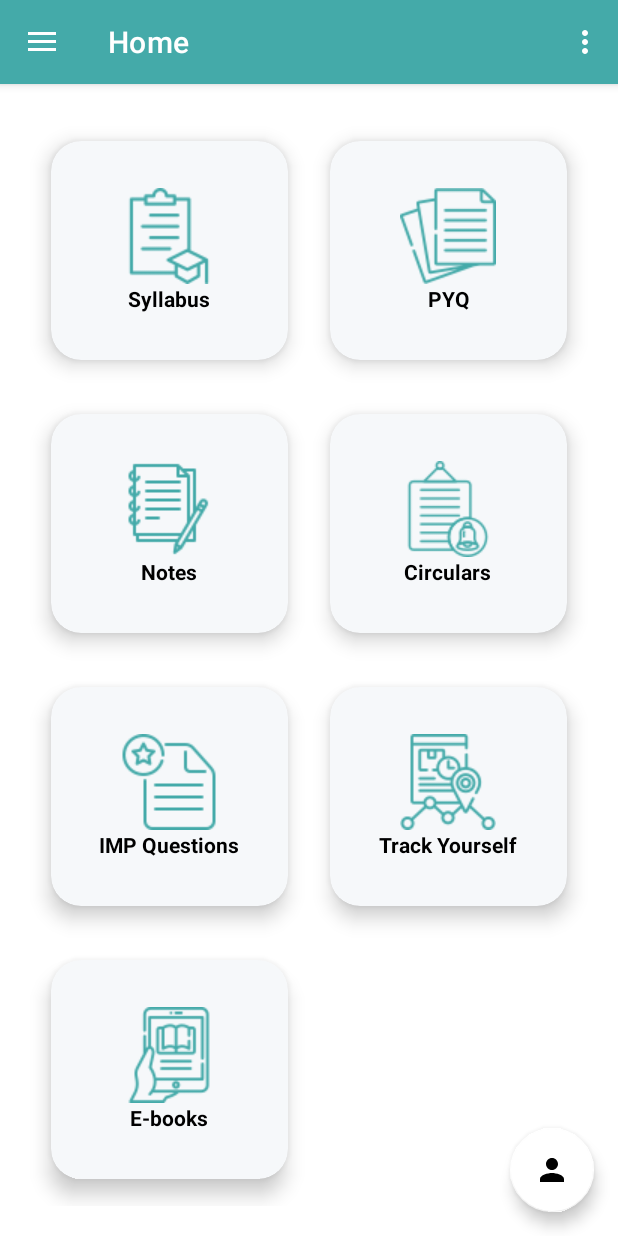
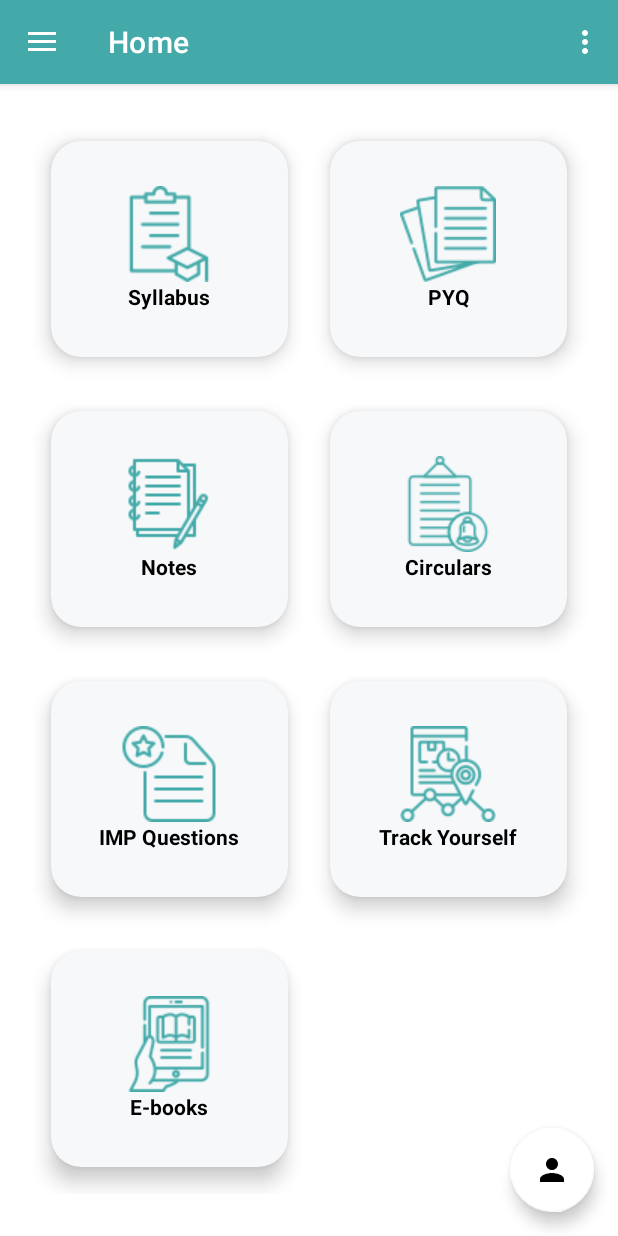
Before and after one commit to Skybae/Amigo-TheStudyBuddy, an Android app: the HomeActivity screen opened directly, with no data from a screen before it, on a phone screen of 412 x 824 dp. Run offline under Robolectric (Android 15) with nearby library versions, the phone set to English and light mode, and no system bars; our stand-ins replace navigation-ui.

Commit message:
updated UI

```diff
--- a/app/build.gradle
+++ b/app/build.gradle
@@ -34,13 +34,15 @@ android {
 dependencies {
     //implementation 'androidx.appcompat:appcompat:1.7.0-alpha02'
 
+    implementation 'com.intuit.sdp:sdp-android:1.0.6'
+
     implementation 'androidx.cardview:cardview:1.0.0'
-
     implementation 'androidx.appcompat:appcompat:1.6.1'
     implementation 'com.google.android.material:material:1.8.0'
     implementation 'androidx.constraintlayout:constraintlayout:2.1.4'
     implementation 'androidx.lifecycle:lifecycle-livedata-ktx:2.4.1'
     implementation 'androidx.lifecycle:lifecycle-viewmodel-ktx:2.4.1'
+    //noinspection GradleDependency
     implementation 'androidx.navigation:navigation-fragment:2.4.1'
     implementation 'androidx.navigation:navigation-ui:2.4.1'
     testImplementation 'junit:junit:4.13.2'
--- a/app/src/main/java/com/sheetal/amigo_thestudybuddy/HomeActivity.java
+++ b/app/src/main/java/com/sheetal/amigo_thestudybuddy/HomeActivity.java
@@ -1,11 +1,9 @@
 package com.sheetal.amigo_thestudybuddy;
 
-import android.content.ClipData;
 import android.content.Context;
 import android.content.Intent;
 import android.content.SharedPreferences;
 import android.os.Bundle;
-import android.view.Gravity;
 import android.view.MenuItem;
 import android.view.View;
 import android.view.Menu;
@@ -25,6 +23,8 @@ import androidx.drawerlayout.widget.DrawerLayout;
 import androidx.appcompat.app.AppCompatActivity;
 
 import com.sheetal.amigo_thestudybuddy.databinding.ActivityHomeBinding;
+
+import java.util.ArrayList;
 
 public class HomeActivity extends AppCompatActivity implements NavigationView.OnNavigationItemSelectedListener {
     SharedPreferences sharedPreferences;
@@ -123,15 +123,13 @@ public class HomeActivity extends AppCompatActivity implements NavigationView.On
                 startActivity(intent);
             }
         });
-
     }
 
     @Override
     public void onBackPressed() {
         drawerLayout=findViewById(R.id.drawer_layout);
         if(drawerLayout.isDrawerOpen(GravityCompat.START)) {
-            drawerLayout.closeDrawer(GravityCompat.START);
-            startActivity(new Intent(getApplicationContext(),Login.class));
+            startActivity(new Intent(getApplicationContext(),HomeActivity.class));
         }
         else {
             super.onBackPressed();
@@ -180,10 +178,7 @@ public class HomeActivity extends AppCompatActivity implements NavigationView.On
             case R.id.nav_settings:
                 break;
 
-
-
         }
-        drawerLayout.closeDrawer(GravityCompat.START);
         return true;
     }
 }
--- a/app/src/main/java/com/sheetal/amigo_thestudybuddy/Login.java
+++ b/app/src/main/java/com/sheetal/amigo_thestudybuddy/Login.java
@@ -1,6 +1,4 @@
 package com.sheetal.amigo_thestudybuddy;
-
-import androidx.appcompat.app.AppCompatActivity;
 
 import android.annotation.SuppressLint;
 import android.content.Context;
@@ -28,7 +26,7 @@ public class Login extends android.app.Activity {
 //        getSupportActionBar().setTitle("Sign In");
           edUsername= findViewById(R.id.editTextLoginUsername);
           edPassword=findViewById(R.id.editTextLoginPassword);
-        TextView textView = (TextView) findViewById(R.id.signUp);
+        TextView textView =  findViewById(R.id.signUp);
         textView.setOnClickListener(new View.OnClickListener() {
             @Override
             public void onClick(View view) {
--- a/app/src/main/java/com/sheetal/amigo_thestudybuddy/MyContent.java
+++ b/app/src/main/java/com/sheetal/amigo_thestudybuddy/MyContent.java
@@ -14,14 +14,6 @@ public class MyContent extends AppCompatActivity {
         setContentView(R.layout.activity_my_content);
 
         getSupportActionBar().setTitle("My Content");
-        onBackPressed();
 
     }
-
-    @Override
-    public void onBackPressed() {
-        startActivity(new Intent(MyContent.this,HomeActivity.class));
-
-        super.onBackPressed();
-    }
 }
--- a/app/src/main/res/layout/activity_home.xml
+++ b/app/src/main/res/layout/activity_home.xml
@@ -8,11 +8,15 @@
     android:layout_height="match_parent"
     android:fitsSystemWindows="true"
     tools:openDrawer="start">
+
+
+
     <include
         android:id="@+id/app_bar_home"
         layout="@layout/app_bar_home"
         android:layout_width="match_parent"
         android:layout_height="match_parent" />
+
 
     <com.google.android.material.navigation.NavigationView
         android:id="@+id/nav_view"
@@ -23,9 +27,5 @@
         app:headerLayout="@layout/nav_header_home"
         app:itemIconTint="@color/amigo"
         app:menu="@menu/activity_main_drawer" />
-    <ScrollView
-        android:layout_width="match_parent"
-        android:layout_height="match_parent">
 
-    </ScrollView>
 </androidx.drawerlayout.widget.DrawerLayout>
--- a/app/src/main/res/layout/activity_login.xml
+++ b/app/src/main/res/layout/activity_login.xml
@@ -5,7 +5,9 @@
     android:layout_width="match_parent"
     android:layout_height="match_parent"
     tools:context=".Login">
-
+<ScrollView
+    android:layout_width="match_parent"
+    android:layout_height="wrap_content">
     <LinearLayout
         android:id="@+id/linearLayout"
         android:layout_width="match_parent"
@@ -152,5 +154,5 @@
         </LinearLayout>
 
     </LinearLayout>
-
+</ScrollView>
 </androidx.constraintlayout.widget.ConstraintLayout>
--- a/app/src/main/res/layout/activity_sign_up.xml
+++ b/app/src/main/res/layout/activity_sign_up.xml
@@ -1,10 +1,14 @@
 <?xml version="1.0" encoding="utf-8"?>
-<androidx.constraintlayout.widget.ConstraintLayout xmlns:android="http://schemas.android.com/apk/res/android"
+<RelativeLayout xmlns:android="http://schemas.android.com/apk/res/android"
     xmlns:app="http://schemas.android.com/apk/res-auto"
     xmlns:tools="http://schemas.android.com/tools"
     android:layout_width="match_parent"
     android:layout_height="match_parent"
     tools:context=".SignUp">
+
+    <ScrollView
+        android:layout_width="match_parent"
+        android:layout_height="wrap_content">
 
     <LinearLayout
         android:id="@+id/linearLayout2"
@@ -198,5 +202,6 @@
         </LinearLayout>
 
     </LinearLayout>
+    </ScrollView>
 
-</androidx.constraintlayout.widget.ConstraintLayout>
+</RelativeLayout>
--- a/app/src/main/res/layout/app_bar_home.xml
+++ b/app/src/main/res/layout/app_bar_home.xml
@@ -18,7 +18,7 @@
             android:layout_width="match_parent"
             android:layout_height="?attr/actionBarSize"
             android:background="@color/amigo"
-            app:popupTheme="@style/Theme.AmigoTheStudyBuddy.PopupOverlay" />
+            app:popupTheme="@style/Theme.AmigoTheStudyBuddy.PopupOverlay"/>
 
     </com.google.android.material.appbar.AppBarLayout>
 
--- a/app/src/main/res/layout/content_home.xml
+++ b/app/src/main/res/layout/content_home.xml
@@ -6,12 +6,15 @@
     android:layout_height="match_parent"
     app:layout_behavior="@string/appbar_scrolling_view_behavior"
     tools:context=".HomeActivity"
+    android:theme="@style/myTheme"
     tools:showIn="@layout/app_bar_home">
 
     <ScrollView
         android:layout_width="match_parent"
-        android:layout_height="match_parent">
-    </ScrollView>
+        android:layout_height="wrap_content">
+        <RelativeLayout
+            android:layout_width="match_parent"
+            android:layout_height="wrap_content">
     <fragment
         android:id="@+id/nav_host_fragment_content_home"
         android:name="androidx.navigation.fragment.NavHostFragment"
@@ -34,7 +37,7 @@
         <androidx.cardview.widget.CardView
             android:id="@+id/cardSyllabus"
             android:layout_width="wrap_content"
-            android:layout_height="wrap_content"
+            android:layout_height="180dp"
             android:layout_row="0"
             android:layout_rowWeight="1"
             android:layout_column="0"
@@ -46,33 +49,18 @@
             app:cardElevation="8dp"
             app:cardUseCompatPadding="true">
 
-            <LinearLayout
-                android:layout_width="wrap_content"
-                android:layout_height="wrap_content"
-                android:layout_gravity="center_horizontal|center_vertical"
-                android:gravity="center"
-                android:orientation="vertical">
-
-                <ImageView
-                    android:layout_width="wrap_content"
-                    android:layout_height="wrap_content"
-                    android:src="@drawable/syllabus"
-                    app:tint="@color/amigo" />
-
                 <TextView
                     android:layout_width="wrap_content"
                     android:layout_height="wrap_content"
-                    android:text="Syllabus"
-                    android:textAlignment="center"
-                    android:textColor="#000000"
-                    android:textStyle="bold" />
-            </LinearLayout>
+                    android:text="@string/syllabus"
+                    app:drawableTopCompat="@drawable/syllabus" />
+
         </androidx.cardview.widget.CardView>
 
         <androidx.cardview.widget.CardView
             android:id="@+id/cardExamPaper"
             android:layout_width="wrap_content"
-            android:layout_height="wrap_content"
+            android:layout_height="180dp"
             android:layout_row="0"
             android:layout_rowWeight="1"
             android:layout_column="1"
@@ -84,33 +72,17 @@
             app:cardElevation="8dp"
             app:cardUseCompatPadding="true">
 
-            <LinearLayout
-                android:layout_width="68dp"
-                android:layout_height="wrap_content"
-                android:layout_gravity="center_horizontal|center_vertical"
-                android:gravity="center"
-                android:orientation="vertical">
-
-                <ImageView
-                    android:layout_width="wrap_content"
-                    android:layout_height="wrap_content"
-                    android:src="@drawable/pyq"
-                    app:tint="@color/amigo" />
-
                 <TextView
                     android:layout_width="wrap_content"
                     android:layout_height="wrap_content"
-                    android:text="PYQ"
-                    android:textAlignment="center"
-                    android:textColor="#000000"
-                    android:textStyle="bold" />
-            </LinearLayout>
+                    app:drawableTopCompat="@drawable/pyq"
+                    android:text="@string/pyq" />
         </androidx.cardview.widget.CardView>
 
         <androidx.cardview.widget.CardView
             android:id="@+id/cardNotes"
             android:layout_width="wrap_content"
-            android:layout_height="wrap_content"
+            android:layout_height="180dp"
             android:layout_row="1"
             android:layout_rowWeight="1"
             android:layout_column="0"
@@ -122,33 +94,17 @@
             app:cardElevation="8dp"
             app:cardUseCompatPadding="true">
 
-            <LinearLayout
-                android:layout_width="wrap_content"
-                android:layout_height="wrap_content"
-                android:layout_gravity="center_horizontal|center_vertical"
-                android:gravity="center"
-                android:orientation="vertical">
-
-                <ImageView
-                    android:layout_width="wrap_content"
-                    android:layout_height="wrap_content"
-                    android:src="@drawable/notes"
-                    app:tint="@color/amigo" />
-
                 <TextView
                     android:layout_width="wrap_content"
                     android:layout_height="wrap_content"
-                    android:text="Notes"
-                    android:textAlignment="center"
-                    android:textColor="#000000"
-                    android:textStyle="bold" />
-            </LinearLayout>
+                    android:text="@string/notes"
+                    app:drawableTopCompat="@drawable/notes" />
         </androidx.cardview.widget.CardView>
 
         <androidx.cardview.widget.CardView
             android:id="@+id/cardCirculars"
             android:layout_width="wrap_content"
-            android:layout_height="wrap_content"
+            android:layout_height="180dp"
             android:layout_row="1"
             android:layout_rowWeight="1"
             android:layout_column="1"
@@ -160,33 +116,18 @@
             app:cardElevation="8dp"
             app:cardUseCompatPadding="true">
 
-            <LinearLayout
-                android:layout_width="wrap_content"
-                android:layout_height="wrap_content"
-                android:layout_gravity="center_horizontal|center_vertical"
-                android:gravity="center"
-                android:orientation="vertical">
-
-                <ImageView
-                    android:layout_width="wrap_content"
-                    android:layout_height="wrap_content"
-                    android:src="@drawable/circulars"
-                    app:tint="@color/amigo" />
-
                 <TextView
                     android:layout_width="wrap_content"
                     android:layout_height="wrap_content"
-                    android:text="Circulars"
-                    android:textAlignment="center"
-                    android:textColor="#000000"
-                    android:textStyle="bold" />
-            </LinearLayout>
+                    android:text="@string/circulars"
+                    app:drawableTopCompat="@drawable/circulars" />
+
         </androidx.cardview.widget.CardView>
 
         <androidx.cardview.widget.CardView
             android:id="@+id/cardIMP"
             android:layout_width="wrap_content"
-            android:layout_height="wrap_content"
+            android:layout_height="180dp"
             android:layout_row="2"
             android:layout_rowWeight="1"
             android:layout_column="0"
@@ -198,33 +139,17 @@
             app:cardElevation="8dp"
             app:cardUseCompatPadding="true">
 
-            <LinearLayout
-                android:layout_width="wrap_content"
-                android:layout_height="wrap_content"
-                android:layout_gravity="center_horizontal|center_vertical"
-                android:gravity="center"
-                android:orientation="vertical">
-
-                <ImageView
-                    android:layout_width="wrap_content"
-                    android:layout_height="wrap_content"
-                    android:src="@drawable/imp"
-                    app:tint="@color/amigo" />
-
                 <TextView
                     android:layout_width="wrap_content"
                     android:layout_height="wrap_content"
-                    android:text="IMP Questions"
-                    android:textAlignment="center"
-                    android:textColor="#000000"
-                    android:textStyle="bold" />
-            </LinearLayout>
+                    android:text="@string/imp"
+                    app:drawableTopCompat="@drawable/imp" />
         </androidx.cardview.widget.CardView>
 
         <androidx.cardview.widget.CardView
             android:id="@+id/cardTrack"
             android:layout_width="wrap_content"
-            android:layout_height="wrap_content"
+            android:layout_height="180dp"
             android:layout_row="2"
             android:layout_rowWeight="1"
             android:layout_column="1"
@@ -236,33 +161,17 @@
             app:cardElevation="8dp"
             app:cardUseCompatPadding="true">
 
-            <LinearLayout
-                android:layout_width="wrap_content"
-                android:layout_height="wrap_content"
-                android:layout_gravity="center_horizontal|center_vertical"
-                android:gravity="center"
-                android:orientation="vertical">
-
-                <ImageView
-                    android:layout_width="wrap_content"
-                    android:layout_height="wrap_content"
-                    android:src="@drawable/track"
-                    app:tint="@color/amigo" />
-
                 <TextView
                     android:layout_width="wrap_content"
                     android:layout_height="wrap_content"
-                    android:text="Track Yourself"
-                    android:textAlignment="center"
-                    android:textColor="#000000"
-                    android:textStyle="bold" />
-            </LinearLayout>
+                    android:text="@string/track"
+                    app:drawableTopCompat="@drawable/track" />
         </androidx.cardview.widget.CardView>
 
         <androidx.cardview.widget.CardView
             android:id="@+id/cardEbooks"
             android:layout_width="wrap_content"
-            android:layout_height="wrap_content"
+            android:layout_height="180dp"
             android:layout_row="3"
             android:layout_rowWeight="1"
             android:layout_column="0"
@@ -274,28 +183,14 @@
             app:cardElevation="8dp"
             app:cardUseCompatPadding="true">
 
-            <LinearLayout
-                android:layout_width="wrap_content"
-                android:layout_height="wrap_content"
-                android:layout_gravity="center_horizontal|center_vertical"
-                android:gravity="center"
-                android:orientation="vertical">
-
-                <ImageView
-                    android:layout_width="wrap_content"
-                    android:layout_height="wrap_content"
-                    android:src="@drawable/ebook"
-                    app:tint="@color/amigo" />
-
                 <TextView
                     android:layout_width="wrap_content"
                     android:layout_height="wrap_content"
-                    android:text="E-books"
-                    android:textAlignment="center"
-                    android:textColor="#000000"
-                    android:textStyle="bold" />
-            </LinearLayout>
+                    android:text="@string/ebooks"
+                    app:drawableTopCompat="@drawable/ebook" />
         </androidx.cardview.widget.CardView>
 
     </GridLayout>
+        </RelativeLayout>
+    </ScrollView>
 </RelativeLayout>
--- a/app/src/main/res/menu/activity_main_drawer.xml
+++ b/app/src/main/res/menu/activity_main_drawer.xml
@@ -66,6 +66,4 @@
                </group>
            </menu>
        </item>
-
-
 </menu>
--- a/app/src/main/res/values/strings.xml
+++ b/app/src/main/res/values/strings.xml
@@ -12,4 +12,15 @@
     <string name="menu_gallery">Gallery</string>
     <string name="menu_slideshow">Slideshow</string>
     <string name="title_activity_home">HomeActivity</string>
+
+    <string name="syllabus">Syllabus</string>
+    <string name="pyq">PYQ</string>
+    <string name="notes">Notes</string>
+    <string name="circulars">Circulars</string>
+    <string name="imp">IMP Questions</string>
+    <string name="track">Track Yourself</string>
+    <string name="ebooks">E-books</string>
+    <string name="myContent">My Content</string>
+
+
 </resources>
--- a/app/src/main/res/values/themes.xml
+++ b/app/src/main/res/values/themes.xml
@@ -20,6 +20,13 @@
         <item name="android:windowFullscreen">true</item>
         <item name="android:windowContentOverlay">@null</item>
     </style>
+    <style name="myTheme">
+        <item name="android:textAlignment">center</item>
+        <item name="android:textColor">#000</item>
+        <item name="android:textStyle">bold</item>
+        <item name="android:drawableTint">@color/amigo</item>
+        <item name="android:layout_gravity">center_horizontal|center_vertical</item>
+    </style>
 
     <style name="Theme.AmigoTheStudyBuddy.AppBarOverlay" parent="ThemeOverlay.AppCompat.Dark.ActionBar" />
 
```
